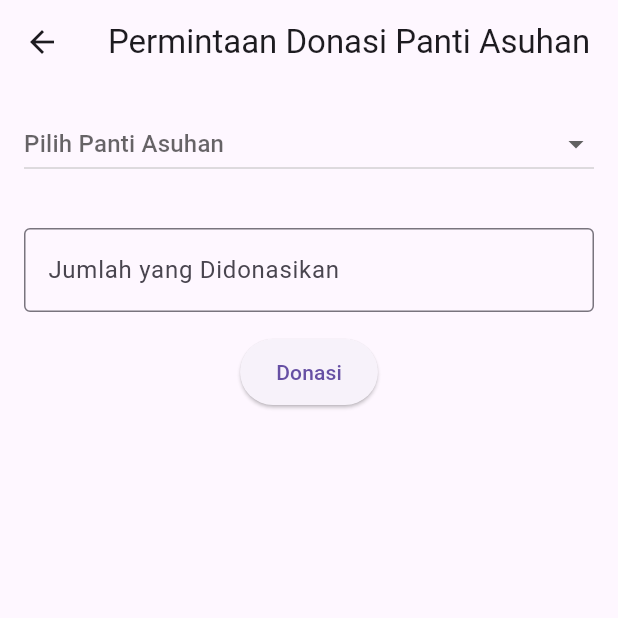
After one commit to rafialifa100/hand_2_heart_mobile_kelompok7, a Flutter app: the screen it shows after launch, after a tap on "Donasi ke Panti", on a phone screen of 412 x 824 dp, the top half of it. The commit adds this screen. Run offline on Flutter 3.47's test engine with Material 3 defaults, Android fonts, the phone set to English and light mode, and no system bars.

Commit message:
Menambah page donasibarang.dart

```diff
--- /dev/null
+++ b/lib/donasibarang.dart
@@ -0,0 +1,266 @@
+import 'package:flutter/material.dart';
+
+/// Model data untuk kebutuhan barang di panti asuhan
+class NeededItem {
+  final String name;
+  int needed; // jumlah yang masih dibutuhkan
+
+  NeededItem({
+    required this.name,
+    required this.needed,
+  });
+}
+
+/// Model data untuk panti asuhan
+class Orphanage {
+  final String name;
+  final String location;
+  final List<NeededItem> neededItems;
+
+  Orphanage({
+    required this.name,
+    required this.location,
+    required this.neededItems,
+  });
+}
+
+/// Halaman untuk melakukan donasi
+class DonationFlowPage extends StatefulWidget {
+  const DonationFlowPage({Key? key}) : super(key: key);
+
+  @override
+  State<DonationFlowPage> createState() => _DonationFlowPageState();
+}
+
+class _DonationFlowPageState extends State<DonationFlowPage> {
+  // Daftar panti asuhan (contoh data statis/dummy)
+  final List<Orphanage> _orphanages = [
+    Orphanage(
+      name: 'Panti Asuhan Dharma',
+      location: 'Bandung',
+      neededItems: [
+        NeededItem(name: 'Alat Cukur', needed: 100),
+        NeededItem(name: 'Kursi Cukur', needed: 20),
+      ],
+    ),
+    Orphanage(
+      name: 'Panti Asuhan Darma Jaya',
+      location: 'Jakarta',
+      neededItems: [
+        NeededItem(name: 'Alat Tulis', needed: 50),
+        NeededItem(name: 'Buku Cerita', needed: 30),
+      ],
+    ),
+    Orphanage(
+      name: 'Panti Fesnuk',
+      location: 'Ngawi',
+      neededItems: [
+        NeededItem(name: 'Alat Cukur', needed: 166),
+        NeededItem(name: 'Kursi Cukur', needed: 99),
+      ],
+    ),
+  ];
+
+  // Panti asuhan yang dipilih
+  Orphanage? _selectedOrphanage;
+  // Barang yang dipilih
+  NeededItem? _selectedItem;
+  // Controller untuk jumlah donasi
+  final TextEditingController _quantityController = TextEditingController();
+
+  /// Validasi dan proses donasi
+  void _donate() {
+    if (_selectedOrphanage == null) {
+      _showError('Pilih panti asuhan terlebih dahulu.');
+      return;
+    }
+    if (_selectedItem == null) {
+      _showError('Pilih barang yang ingin didonasikan.');
+      return;
+    }
+
+    final rawQuantity = _quantityController.text.trim();
+    if (rawQuantity.isEmpty) {
+      _showError('Masukkan jumlah barang yang ingin didonasikan.');
+      return;
+    }
+
+    final quantity = int.tryParse(rawQuantity);
+    if (quantity == null || quantity <= 0) {
+      _showError('Jumlah donasi harus lebih dari 0.');
+      return;
+    }
+
+    // Pastikan jumlah tidak melebihi kebutuhan
+    if (quantity > _selectedItem!.needed) {
+      _showError(
+          'Jumlah donasi melebihi kebutuhan (${_selectedItem!.needed}).');
+      return;
+    }
+
+    // Jika lolos validasi, kurangi jumlah needed
+    setState(() {
+      _selectedItem!.needed -= quantity;
+    });
+
+    // Tampilkan dialog "Donasi Berhasil!"
+    _showSuccessDialog();
+  }
+
+  /// Menampilkan error menggunakan SnackBar
+  void _showError(String message) {
+    ScaffoldMessenger.of(context).showSnackBar(
+      SnackBar(
+        content: Text(message),
+        backgroundColor: Colors.red,
+      ),
+    );
+  }
+
+  /// Menampilkan dialog sukses
+  void _showSuccessDialog() {
+    showDialog(
+      context: context,
+      builder: (_) => AlertDialog(
+        content: Column(
+          mainAxisSize: MainAxisSize.min,
+          children: [
+            // Tulisan "Donasi Berhasil!" berwarna hijau
+            Text(
+              'Donasi Berhasil!',
+              style: TextStyle(
+                fontSize: 20,
+                color: Colors.green[700],
+                fontWeight: FontWeight.bold,
+              ),
+            ),
+            const SizedBox(height: 8),
+            // Tulisan "Terimakasih telah berdonasi..."
+            const Text(
+              'Terimakasih telah berdonasi untuk panti asuhan',
+              style: TextStyle(
+                fontSize: 16,
+                color: Colors.black,
+              ),
+            ),
+          ],
+        ),
+        actions: [
+          TextButton(
+            onPressed: () {
+              Navigator.pop(context); // Tutup dialog
+              _quantityController.clear(); // Kosongkan jumlah
+            },
+            child: const Text('OK'),
+          ),
+        ],
+      ),
+    );
+  }
+
+  /// Widget dropdown panti asuhan
+  Widget _buildOrphanageDropdown() {
+    return DropdownButton<Orphanage>(
+      hint: const Text('Pilih Panti Asuhan'),
+      value: _selectedOrphanage,
+      isExpanded: true,
+      items: _orphanages.map((orphanage) {
+        return DropdownMenuItem<Orphanage>(
+          value: orphanage,
+          child: Text('${orphanage.name} (${orphanage.location})'),
+        );
+      }).toList(),
+      onChanged: (value) {
+        setState(() {
+          _selectedOrphanage = value;
+          // Reset item yang dipilih ketika berganti panti
+          _selectedItem = null;
+        });
+      },
+    );
+  }
+
+  /// Widget dropdown barang yang dibutuhkan oleh panti terpilih
+  Widget _buildItemDropdown() {
+    if (_selectedOrphanage == null) {
+      return const SizedBox();
+    }
+
+    final neededItems = _selectedOrphanage!.neededItems;
+    return DropdownButton<NeededItem>(
+      hint: const Text('Pilih Barang'),
+      value: _selectedItem,
+      isExpanded: true,
+      items: neededItems.map((item) {
+        return DropdownMenuItem<NeededItem>(
+          value: item,
+          child: Text(
+              '${item.name} (Butuh: ${item.needed})'), // Tampilkan sisa kebutuhan
+        );
+      }).toList(),
+      onChanged: (value) {
+        setState(() {
+          _selectedItem = value;
+        });
+      },
+    );
+  }
+
+  /// Form input jumlah donasi
+  Widget _buildQuantityField() {
+    return TextField(
+      controller: _quantityController,
+      decoration: const InputDecoration(
+        labelText: 'Jumlah yang Didonasikan',
+        border: OutlineInputBorder(),
+      ),
+      keyboardType: TextInputType.number,
+    );
+  }
+
+  /// Tombol Donasi
+  Widget _buildDonateButton() {
+    return ElevatedButton(
+      onPressed: _donate,
+      style: ElevatedButton.styleFrom(
+        padding: const EdgeInsets.symmetric(horizontal: 24, vertical: 12),
+      ),
+      child: const Text('Donasi'),
+    );
+  }
+
+  @override
+  Widget build(BuildContext context) {
+    // Contoh tampilan sederhana (column)
+    return Scaffold(
+      appBar: AppBar(
+        title: const Text('Permintaan Donasi Panti Asuhan'),
+      ),
+      body: Padding(
+        padding: const EdgeInsets.all(16.0),
+        child: Column(
+          children: [
+            // Dropdown Panti Asuhan
+            _buildOrphanageDropdown(),
+            const SizedBox(height: 16),
+            // Dropdown Barang
+            _buildItemDropdown(),
+            const SizedBox(height: 16),
+            // Input jumlah
+            _buildQuantityField(),
+            const SizedBox(height: 16),
+            // Tombol Donasi
+            _buildDonateButton(),
+            const SizedBox(height: 16),
+            // Contoh tampilan sisa kebutuhan item yang dipilih (opsional)
+            if (_selectedItem != null)
+              Text(
+                'Sisa kebutuhan untuk ${_selectedItem!.name}: ${_selectedItem!.needed}',
+                style: const TextStyle(fontSize: 16),
+              ),
+          ],
+        ),
+      ),
+    );
+  }
+}
--- a/lib/main.dart
+++ b/lib/main.dart
@@ -1,5 +1,6 @@
 import 'package:flutter/material.dart';
 import 'tambahbarang_hapusbarang.dart'; // Import halaman Tambah & Hapus Barang
+import 'donasibarang.dart'; // Import halaman Donasi ke Panti
 
 void main() {
   runApp(const MyApp());
@@ -22,7 +23,7 @@ class MyApp extends StatelessWidget {
   }
 }
 
-/// Halaman utama sederhana dengan tombol untuk navigasi ke Tambah & Hapus Barang
+/// Halaman utama sederhana dengan tombol untuk navigasi ke halaman Tambah & Hapus Barang dan Donasi ke Panti
 class HomePage extends StatelessWidget {
   const HomePage({Key? key}) : super(key: key);
 
@@ -33,7 +34,10 @@ class HomePage extends StatelessWidget {
         title: const Text('Hand2Heart'),
       ),
       body: Center(
-        child: ElevatedButton(
+        child: Column(
+          mainAxisAlignment: MainAxisAlignment.center,
+          children: [
+            ElevatedButton(
               onPressed: () {
                 Navigator.push(
                   context,
@@ -44,6 +48,20 @@ class HomePage extends StatelessWidget {
               },
               child: const Text('Menu Tambah & Hapus Barang'),
             ),
+            const SizedBox(height: 16),
+            ElevatedButton(
+              onPressed: () {
+                Navigator.push(
+                  context,
+                  MaterialPageRoute(
+                    builder: (context) => const DonationFlowPage(),
+                  ),
+                );
+              },
+              child: const Text('Donasi ke Panti'),
+            ),
+          ],
+        ),
       ),
     );
   }
```
Lines whose indentation alone changed are shown as unchanged.
